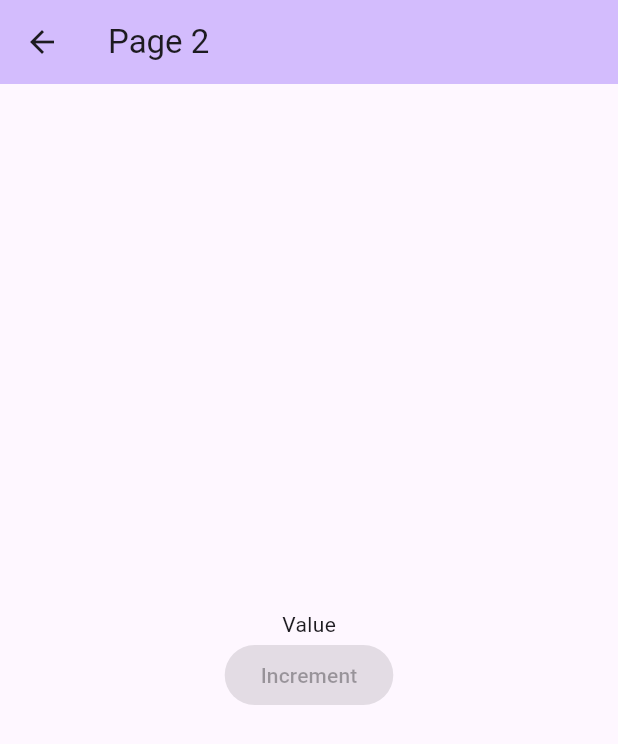
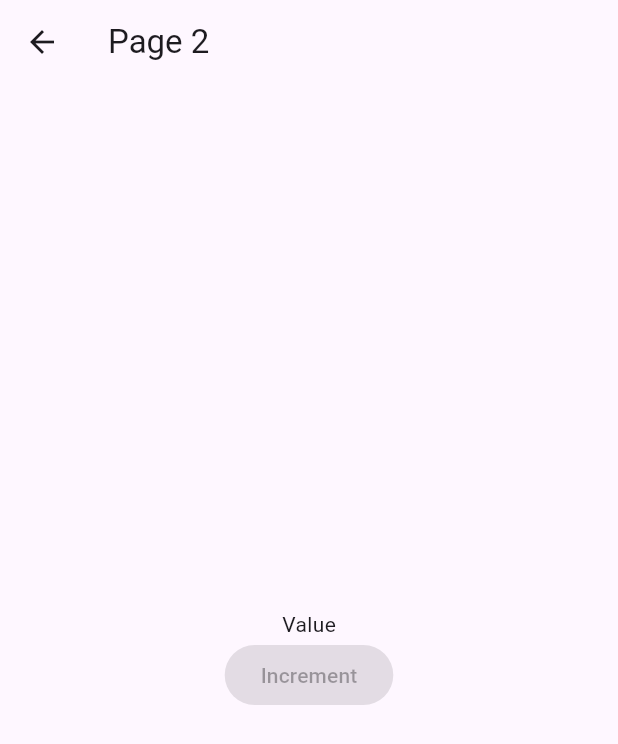
Before and after one commit to augustosalazar/f_getxstate_template, a Flutter app: the screen it shows after launch, after a tap on "Page 2", on a phone screen of 412 x 824 dp. Shown: the top 744 px of the screen. Run offline on Flutter 3.47's test engine with Material 3 defaults, Android fonts, the phone set to English and light mode, and no system bars; our stand-ins replace get.

Commit message:
version 202510

```diff
--- a/lib/main.dart
+++ b/lib/main.dart
@@ -1,5 +1,6 @@
 import 'package:flutter/material.dart';
-import 'ui/pages/main_page.dart';
+import 'package:get/get.dart';
+import 'ui/pages/page1.dart';
 
 void main() {
   runApp(const MyApp());
@@ -10,19 +11,15 @@ class MyApp extends StatelessWidget {
 
   @override
   Widget build(BuildContext context) {
-    return MaterialApp(
+    //todo: uncomment this line to use GetX
+    //Get.put(CountController());
+    return GetMaterialApp(
         title: 'GetX Demo',
         debugShowCheckedModeBanner: false,
         theme: ThemeData(
           colorScheme: ColorScheme.fromSeed(seedColor: Colors.deepPurple),
           useMaterial3: true,
         ),
-        home: Scaffold(
-          appBar: AppBar(
-            backgroundColor: Theme.of(context).colorScheme.inversePrimary,
-            title: const Text('GetX Demo'),
-          ),
-          body: const MainPage(),
-        ));
+        home: Page1());
   }
 }
--- a/lib/ui/pages/main_page.dart
+++ /dev/null
@@ -1,46 +0,0 @@
-import 'package:flutter/material.dart';
-
-import '../widgets/w1.dart';
-import '../widgets/w2.dart';
-import '../widgets/w3.dart';
-import '../widgets/w4.dart';
-import 'page2.dart';
-
-class MainPage extends StatelessWidget {
-  const MainPage({super.key});
-
-  @override
-  Widget build(BuildContext context) {
-    return Center(
-      child: Column(
-        mainAxisAlignment: MainAxisAlignment.spaceAround,
-        children: [
-          const Spacer(),
-          const Expanded(
-            flex: 2,
-            child: Row(
-              mainAxisAlignment: MainAxisAlignment.spaceAround,
-              children: [
-                W1(),
-                W2(),
-                W3(),
-                W4(),
-              ],
-            ),
-          ),
-          Expanded(
-            flex: 2,
-            child: Center(
-              child: ElevatedButton(
-                  onPressed: () => Navigator.push(
-                        context,
-                        MaterialPageRoute(builder: (context) => const Page2()),
-                      ),
-                  child: const Text('Page 2')),
-            ),
-          )
-        ],
-      ),
-    );
-  }
-}
--- /dev/null
+++ b/lib/ui/pages/page1.dart
@@ -0,0 +1,50 @@
+import 'package:flutter/material.dart';
+import 'package:get/get.dart';
+
+import '../widgets/w1.dart';
+import '../widgets/w2.dart';
+import '../widgets/w3.dart';
+import '../widgets/w4.dart';
+import 'page2.dart';
+
+class Page1 extends StatelessWidget {
+  const Page1({super.key});
+
+  @override
+  Widget build(BuildContext context) {
+    return Scaffold(
+      appBar: AppBar(
+        title: const Text('Page 1'),
+      ),
+      body: Center(
+        child: Column(
+          //mainAxisAlignment: MainAxisAlignment.spaceAround,
+          children: [
+            const Spacer(),
+            const Expanded(
+              flex: 2,
+              child: Row(
+                mainAxisAlignment: MainAxisAlignment.spaceAround,
+                children: [
+                  Expanded(flex: 2, child: W1()),
+                  Expanded(flex: 2, child: W2()),
+                  Expanded(child: W3()),
+                  Expanded(flex: 2, child: W4()),
+                ],
+              ),
+            ),
+            Expanded(
+              flex: 2,
+              child: Center(
+                child: ElevatedButton(
+                    key: const Key('page2Button'),
+                    onPressed: () => Get.to(() => const Page2()),
+                    child: const Text('Page 2')),
+              ),
+            )
+          ],
+        ),
+      ),
+    );
+  }
+}
--- a/lib/ui/pages/page2.dart
+++ b/lib/ui/pages/page2.dart
@@ -8,14 +8,17 @@ class Page2 extends StatelessWidget {
     return Scaffold(
       appBar: AppBar(
         title: const Text('Page 2'),
-        backgroundColor: Theme.of(context).colorScheme.inversePrimary,
+        //backgroundColor: Theme.of(context).colorScheme.inversePrimary,
       ),
-      body: const Center(
+      body: Center(
         child: Column(
           mainAxisAlignment: MainAxisAlignment.center,
           children: [
             Text('Value'),
-            ElevatedButton(onPressed: null, child: Text('Increment'))
+            ElevatedButton(
+                key: const Key('incrementButtonPage2'),
+                onPressed: null,
+                child: Text('Increment'))
           ],
         ),
       ),
--- a/lib/ui/widgets/w1.dart
+++ b/lib/ui/widgets/w1.dart
@@ -7,11 +7,14 @@ class W1 extends StatelessWidget {
   Widget build(BuildContext context) {
     return Container(
       color: Colors.amber,
-      child: const Column(
+      child: Column(
         mainAxisAlignment: MainAxisAlignment.center,
         children: [
           Text('Value'),
-          ElevatedButton(onPressed: null, child: Text('Increment'))
+          ElevatedButton(
+              key: const Key('incrementButton'),
+              onPressed: null,
+              child: Text('Increment'))
         ],
       ),
     );
--- a/lib/ui/widgets/w2.dart
+++ b/lib/ui/widgets/w2.dart
@@ -7,11 +7,14 @@ class W2 extends StatelessWidget {
   Widget build(BuildContext context) {
     return Container(
       color: Colors.deepOrange,
-      child: const Column(
+      child: Column(
         mainAxisAlignment: MainAxisAlignment.center,
         children: [
           Text('Value'),
-          ElevatedButton(onPressed: null, child: Text('Reset'))
+          ElevatedButton(
+              key: const Key('resetButton'),
+              onPressed: null,
+              child: Text('Reset'))
         ],
       ),
     );
--- a/lib/ui/widgets/w3.dart
+++ b/lib/ui/widgets/w3.dart
@@ -7,7 +7,7 @@ class W3 extends StatelessWidget {
   Widget build(BuildContext context) {
     return Container(
       color: Colors.yellowAccent,
-      child: const Column(
+      child: Column(
         mainAxisAlignment: MainAxisAlignment.center,
         children: [
           Text('Value'),
--- a/lib/ui/widgets/w4.dart
+++ b/lib/ui/widgets/w4.dart
@@ -7,9 +7,14 @@ class W4 extends StatelessWidget {
   Widget build(BuildContext context) {
     return Container(
       color: Colors.blueGrey,
-      child: const Column(
+      child: Column(
         mainAxisAlignment: MainAxisAlignment.center,
-        children: [ElevatedButton(onPressed: null, child: Text('Decrease'))],
+        children: [
+          ElevatedButton(
+              key: Key('decrementButton'),
+              onPressed: null,
+              child: Text('Decrease'))
+        ],
       ),
     );
   }
--- a/pubspec.yaml
+++ b/pubspec.yaml
@@ -19,7 +19,7 @@ publish_to: 'none' # Remove this line if you wish to publish to pub.dev
 version: 1.0.0+1
 
 environment:
-  sdk: '>=3.0.6 <4.0.0'
+  sdk: ^3.6.1
 
 # Dependencies specify other packages that your package needs in order to work.
 # To automatically upgrade your package dependencies to the latest versions
@@ -35,7 +35,7 @@ dependencies:
   # The following adds the Cupertino Icons font to your application.
   # Use with the CupertinoIcons class for iOS style icons.
   cupertino_icons: ^1.0.2
-  get: ^4.6.6
+  get: ^4.7.2
 
 dev_dependencies:
   flutter_test:
@@ -46,7 +46,7 @@ dev_dependencies:
   # activated in the `analysis_options.yaml` file located at the root of your
   # package. See that file for information about deactivating specific lint
   # rules and activating additional ones.
-  flutter_lints: ^2.0.0
+  flutter_lints: ^5.0.0
 
 # For information on the generic Dart part of this file, see the
 # following page: https://dart.dev/tools/pub/pubspec
```
Also changed, not shown: lib/ui/widgets/responsive_widget.dart (added, +22 -0 lines), pubspec.lock, 17 other files.
